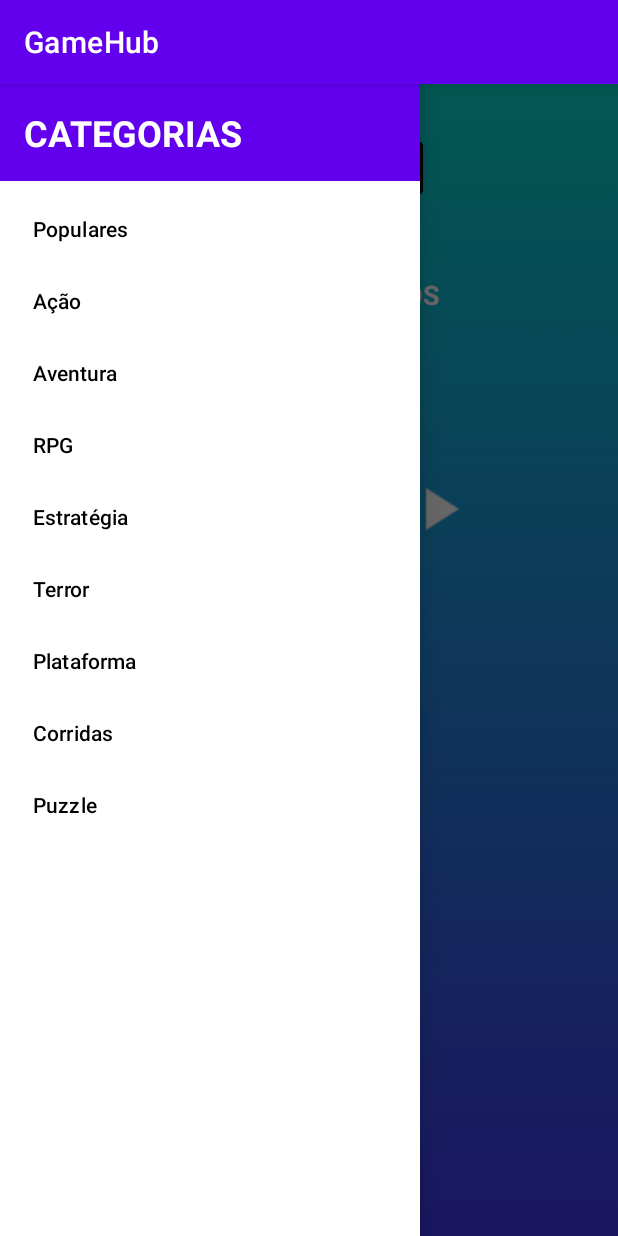
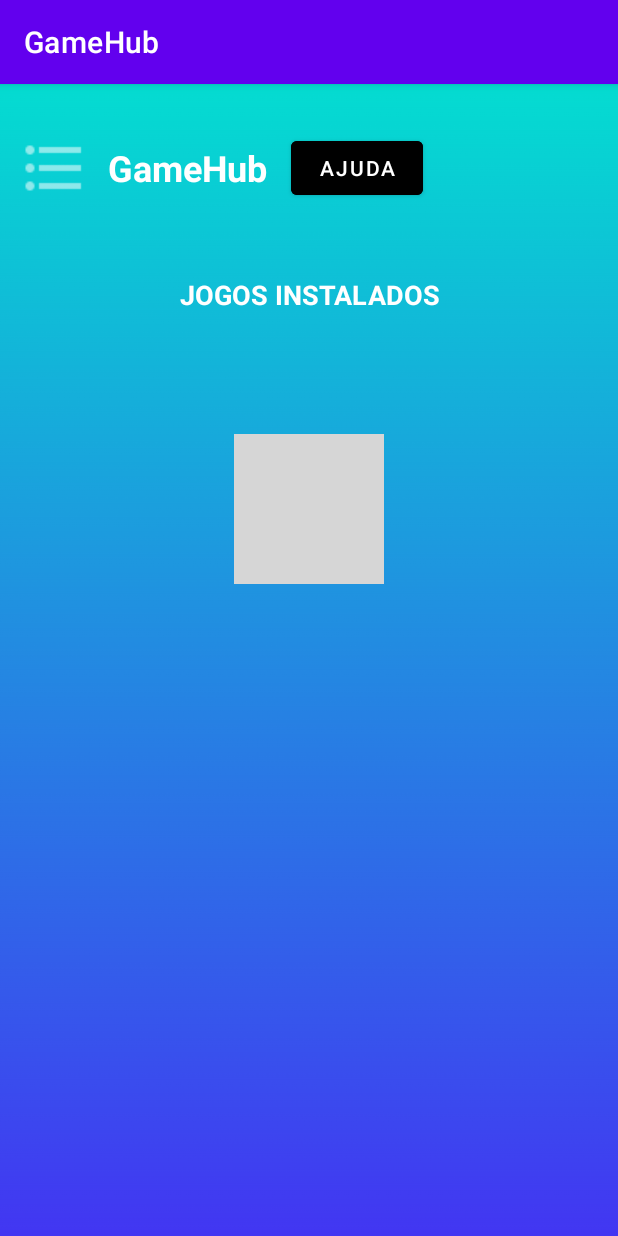
Before and after one commit to ComaN10/GameHub, an Android app: the screen it shows after launch (MainActivity), after a tap on "Populares", on a phone screen of 412 x 824 dp. Run offline under Robolectric (Android 15) with nearby library versions, the phone set to English and light mode, and no system bars; 1 other tap on this screen came first; grey boxes are pictures that could not be loaded.

Commit message:
Feat: Drawer to game redirect

```diff
--- a/app/src/main/java/com/example/gamehub/MainActivity.java
+++ b/app/src/main/java/com/example/gamehub/MainActivity.java
@@ -31,7 +31,6 @@ public class MainActivity extends AppCompatActivity {
     private DrawerLayout drawerLayout; // Layout do menu lateral
     private NavigationView navigationView; // Navegação do menu lateral
     private TextToSpeech textToSpeech; // Instância do Text-to-Speech
-
     private Button helpButton; // Botão para ajuda por voz
 
     @Override
@@ -57,6 +56,7 @@ public class MainActivity extends AppCompatActivity {
                 Toast.makeText(this, "Falha ao inicializar o TTS.", Toast.LENGTH_SHORT).show();
             }
         });
+
         // Configuração do clique no botão de ajuda
         helpButton.setOnClickListener(v -> speakInstructions());
 
@@ -69,7 +69,32 @@ public class MainActivity extends AppCompatActivity {
         // Configuração do menu lateral
         navigationView.setNavigationItemSelectedListener(item -> {
             int id = item.getItemId();
-            // Ações específicas para cada item do menu podem ser adicionadas aqui
+            String searchQuery = "";
+
+            if (id == R.id.nav_populares) {
+                searchQuery = "jogos populares";
+            } else if (id == R.id.nav_acao) {
+                searchQuery = "jogos de ação";
+            } else if (id == R.id.nav_aventura) {
+                searchQuery = "jogos de aventura";
+            } else if (id == R.id.nav_rpg) {
+                searchQuery = "jogos de RPG";
+            } else if (id == R.id.nav_estrategia) {
+                searchQuery = "jogos de estratégia";
+            } else if (id == R.id.nav_terror) {
+                searchQuery = "jogos de terror";
+            } else if (id == R.id.nav_plataforma) {
+                searchQuery = "jogos de plataforma";
+            } else if (id == R.id.nav_corridas) {
+                searchQuery = "jogos de corridas";
+            } else if (id == R.id.nav_puzzle) {
+                searchQuery = "jogos de puzzle";
+            }
+
+            if (!searchQuery.isEmpty()) {
+                openGooglePlayStore(searchQuery);
+            }
+            drawerLayout.closeDrawers();
             return true;
         });
 
@@ -82,12 +107,13 @@ public class MainActivity extends AppCompatActivity {
         GameAdapter adapter = new GameAdapter(this, installedGames, this::speakGameName);
         recyclerView.setAdapter(adapter);
     }
+
     /**
      * Fala as instruções de uso da aplicação.
      */
     private void speakInstructions() {
         String instructions = "Bem-vindo à GameHub. Aqui está como usar a aplicação. "
-                + "Primeiro, você pode clicar no botão de pesquisa por voz no topo para procurar jogos instalados. "
+                + "Primeiro, você pode clicar no botão de pesquisa por voz para procurar jogos instalados. "
                 + "Na lista de jogos, você pode clicar no nome de um jogo para ouvir o nome. "
                 + "Se quiser abrir o jogo, pressione e segure o nome do jogo por mais de dois segundos. "
                 + "Para ajuda, clique no botão de ajuda. "
@@ -95,6 +121,7 @@ public class MainActivity extends AppCompatActivity {
 
         textToSpeech.speak(instructions, TextToSpeech.QUEUE_FLUSH, null, null);
     }
+
     /**
      * Fala o nome do jogo selecionado usando Text-to-Speech.
      *
@@ -120,9 +147,6 @@ public class MainActivity extends AppCompatActivity {
         }
     }
 
-    /**
-     * Manipula o resultado da atividade de reconhecimento de voz.
-     */
     @Override
     protected void onActivityResult(int requestCode, int resultCode, Intent data) {
         super.onActivityResult(requestCode, resultCode, data);
@@ -143,7 +167,6 @@ public class MainActivity extends AppCompatActivity {
 
     @Override
     protected void onDestroy() {
-        // Liberar o Text-to-Speech ao destruir a atividade
         if (textToSpeech != null) {
             textToSpeech.stop();
             textToSpeech.shutdown();
@@ -151,9 +174,6 @@ public class MainActivity extends AppCompatActivity {
         super.onDestroy();
     }
 
-    /**
-     * Abre o Google Maps com a localização especificada.
-     */
     private void searchLocationOnMaps(String location) {
         if (location.isEmpty()) {
             Toast.makeText(this, "Por favor, especifique uma localização.", Toast.LENGTH_SHORT).show();
@@ -176,9 +196,6 @@ public class MainActivity extends AppCompatActivity {
         }
     }
 
-    /**
-     * Abre um aplicativo ou jogo pelo nome.
-     */
     private void openApp(String appName) {
         PackageManager packageManager = getPackageManager();
 
@@ -217,16 +234,22 @@ public class MainActivity extends AppCompatActivity {
         }
     }
 
-    private void openGooglePlayStore(String appName) {
-        Uri uri = Uri.parse("market://search?q=" + appName);
-        Intent goToMarket = new Intent(Intent.ACTION_VIEW, uri);
-        goToMarket.addFlags(Intent.FLAG_ACTIVITY_NEW_TASK);
-        startActivity(goToMarket);
+    private void openGooglePlayStore(String query) {
+        try {
+            Uri uri = Uri.parse("market://search?q=" + Uri.encode(query));
+            Intent goToMarket = new Intent(Intent.ACTION_VIEW, uri);
+            goToMarket.addFlags(Intent.FLAG_ACTIVITY_NEW_TASK);
+            if (goToMarket.resolveActivity(getPackageManager()) != null) {
+                startActivity(goToMarket);
+            } else {
+                Toast.makeText(this, "Google Play Store não está instalado.", Toast.LENGTH_SHORT).show();
+            }
+        } catch (Exception e) {
+            Log.e("GameHub", "Erro ao abrir Google Play Store: " + e.getMessage());
+            Toast.makeText(this, "Erro ao abrir Google Play Store.", Toast.LENGTH_SHORT).show();
+        }
     }
 
-    /**
-     * Recupera a lista de jogos instalados no dispositivo.
-     */
     private List<ApplicationInfo> getInstalledGames() {
         PackageManager packageManager = getPackageManager();
         List<ApplicationInfo> allApps = packageManager.getInstalledApplications(PackageManager.GET_META_DATA);
--- a/app/src/main/res/layout/activity_main.xml
+++ b/app/src/main/res/layout/activity_main.xml
@@ -85,7 +85,6 @@
             android:id="@+id/selected_game_name"
             android:layout_width="match_parent"
             android:layout_height="wrap_content"
-            android:text="Zombie Rush"
             android:textColor="@android:color/white"
             android:textSize="18sp"
             android:textStyle="bold"
@@ -101,15 +100,6 @@
             android:layout_marginTop="24dp">
 
             <ImageButton
-                android:id="@+id/btn_arrow_left"
-                android:layout_width="40dp"
-                android:layout_height="40dp"
-                android:src="@drawable/ic_arrow_left"
-                android:contentDescription="Seta esquerda"
-                android:background="@null"
-                app:tint="@android:color/white" />
-
-            <ImageButton
                 android:id="@+id/voice_search_button"
                 android:layout_width="100dp"
                 android:layout_height="100dp"
@@ -118,17 +108,6 @@
                 android:background="@drawable/circle_background"
                 android:layout_marginStart="16dp"
                 android:layout_marginEnd="16dp" />
-
-            <ImageButton
-                android:id="@+id/btn_arrow_right"
-                android:layout_width="40dp"
-                android:layout_height="40dp"
-                android:src="@drawable/ic_arrow_right"
-                android:contentDescription="Seta direita"
-                android:background="@null"
-                app:tint="@android:color/white" />
-
-
         </LinearLayout>
     </LinearLayout>
 
```
